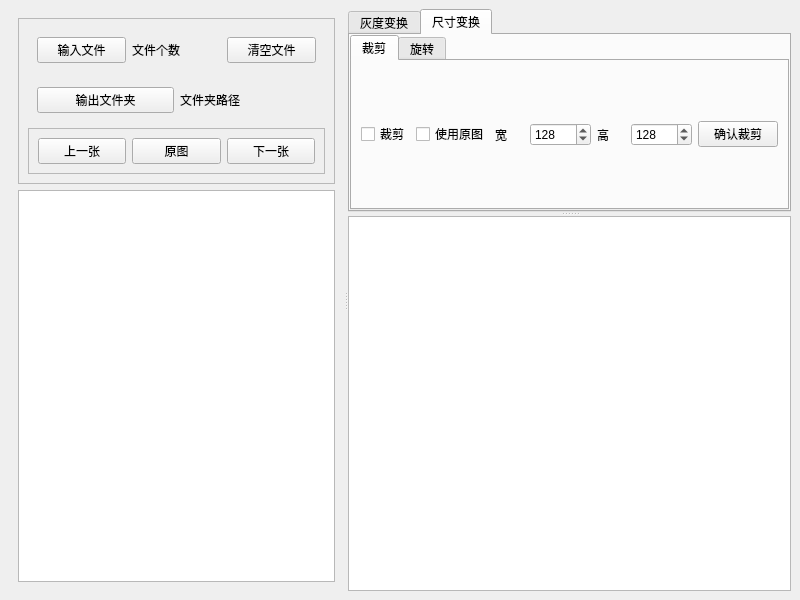
First picture: the form in src/main.ui, repository TaoChenyue/image_tool_pyside6, before the edit.
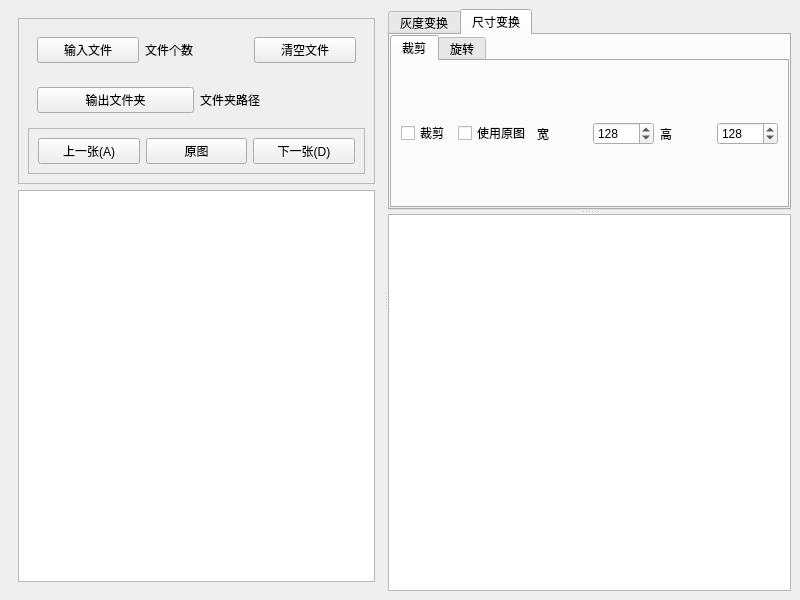
Second picture: the form after the edit. The open tabs and pages were chosen to show the change. Custom widgets are drawn as their Qt base class.

The edit to the form file:
```diff
--- a/src/main.ui
+++ b/src/main.ui
@@ -90,7 +90,7 @@
               <item>
                <widget class="QPushButton" name="btn_last_image">
                 <property name="text">
-                 <string>上一张</string>
+                 <string>上一张(A)</string>
                 </property>
                 <property name="shortcut">
                  <string>A</string>
@@ -107,7 +107,7 @@
               <item>
                <widget class="QPushButton" name="btn_next_image">
                 <property name="text">
-                 <string>下一张</string>
+                 <string>下一张(D)</string>
                 </property>
                 <property name="shortcut">
                  <string>D</string>
@@ -296,16 +296,6 @@
                 </property>
                </widget>
               </item>
-              <item>
-               <widget class="QPushButton" name="btn_confirm_cut">
-                <property name="text">
-                 <string>确认裁剪</string>
-                </property>
-                <property name="shortcut">
-                 <string>S</string>
-                </property>
-               </widget>
-              </item>
              </layout>
             </widget>
             <widget class="QWidget" name="tbw_rotate">
```
Left out of the diff: 2 changed lines with no effect on the pictures.
